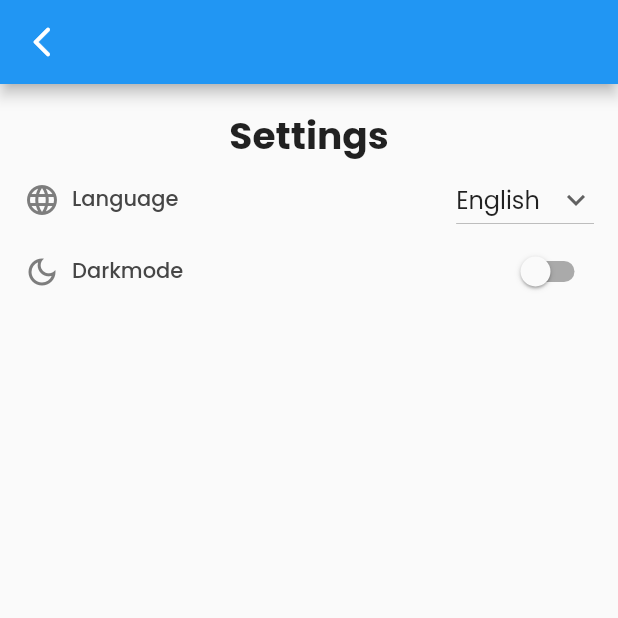
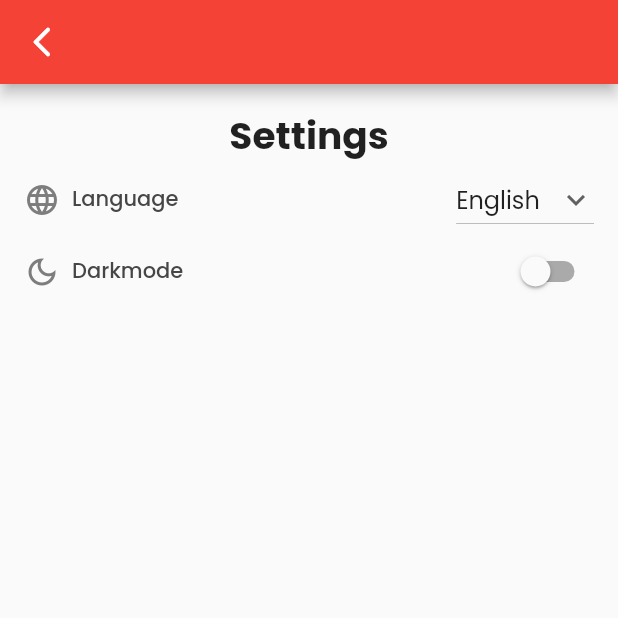
Before and after one commit to LouisMinguet/sample_flutter_app, a Flutter app: the screen it shows after launch, after a tap on the "settings" icon, on a phone screen of 412 x 824 dp, the top half of it. Run offline on Flutter 3.47's test engine with Material 2 defaults, Android fonts, the phone set to English and light mode, and no system bars; our stand-ins replace adaptive_theme, easy_localization.

Commit message:
Switch themes done

```diff
--- a/lib/MyApp.dart
+++ b/lib/MyApp.dart
@@ -1,19 +1,37 @@
+import 'package:adaptive_theme/adaptive_theme.dart';
 import 'package:easy_localization/easy_localization.dart';
 import 'package:flutter/material.dart';
 import 'package:sample_flutter_app/settings/settings.dart';
 
 class MyApp extends StatelessWidget {
-  const MyApp({super.key});
+  final AdaptiveThemeMode? savedThemeMode;
+
+  const MyApp({super.key, this.savedThemeMode});
 
   @override
   Widget build(BuildContext context) {
-    return MaterialApp(
-        theme: ThemeData(fontFamily: 'Montserrat'),
+    return AdaptiveTheme(
+      light: ThemeData(
+          brightness: Brightness.light,
+          primarySwatch: Colors.red,
+          accentColor: Colors.amber,
+          fontFamily: 'Poppins'),
+      dark: ThemeData(
+          brightness: Brightness.dark,
+          primarySwatch: Colors.red,
+          accentColor: Colors.amber,
+          fontFamily: 'Poppins'),
+      initial: savedThemeMode ?? AdaptiveThemeMode.light,
+      builder: (theme, darkTheme) => MaterialApp(
         debugShowCheckedModeBanner: false,
+        theme: theme,
+        darkTheme: darkTheme,
         localizationsDelegates: context.localizationDelegates,
         supportedLocales: context.supportedLocales,
         locale: context.locale,
-        home: const MyHomePage());
+        home: const MyHomePage(),
+      ),
+    );
   }
 }
 
--- a/lib/main.dart
+++ b/lib/main.dart
@@ -1,3 +1,4 @@
+import 'package:adaptive_theme/adaptive_theme.dart';
 import 'package:easy_localization/easy_localization.dart';
 import 'package:flutter/material.dart';
 
@@ -6,12 +7,13 @@ import 'MyApp.dart';
 void main() async {
   WidgetsFlutterBinding.ensureInitialized();
   await EasyLocalization.ensureInitialized();
+  final savedThemeMode = await AdaptiveTheme.getThemeMode();
   runApp(
     EasyLocalization(
         supportedLocales: const [Locale('en'), Locale('fr'), Locale('es')],
         path: 'assets/translations',
         fallbackLocale: const Locale('en'), // Default language
-        child: const MyApp()),
+        child: MyApp(savedThemeMode: savedThemeMode)),
   );
 }
 
--- a/lib/settings/settings.dart
+++ b/lib/settings/settings.dart
@@ -1,3 +1,4 @@
+import 'package:adaptive_theme/adaptive_theme.dart';
 import 'package:easy_localization/easy_localization.dart';
 import 'package:flutter/material.dart';
 
@@ -15,6 +16,13 @@ class SettingsPageState extends State<SettingsPage> {
   List<String> languagesTagList = ['en', 'fr', 'es'];
 
   bool _isDarkMode = false;
+
+  @override
+  void initState() {
+    super.initState();
+
+    _isDarkMode = (AdaptiveTheme.of(context).brightness == Brightness.dark);
+  }
 
   @override
   Widget build(BuildContext context) {
@@ -80,6 +88,14 @@ class SettingsPageState extends State<SettingsPage> {
           onChanged: (b) {
             setState(() {
               _isDarkMode = b;
+
+              if(_isDarkMode == true) {
+                print("Switch to dark");
+                AdaptiveTheme.of(context).setDark();
+              } else {
+                print("Switch to light");
+                AdaptiveTheme.of(context).setLight();
+              }
             });
           },
         ),
--- a/pubspec.yaml
+++ b/pubspec.yaml
@@ -29,7 +29,7 @@ flutter:
     - assets/translations/
 
   fonts:
-    - family: Montserrat
+    - family: Poppins
       fonts:
         - asset: assets/fonts/Poppins-Light.ttf
           weight: 300
```
